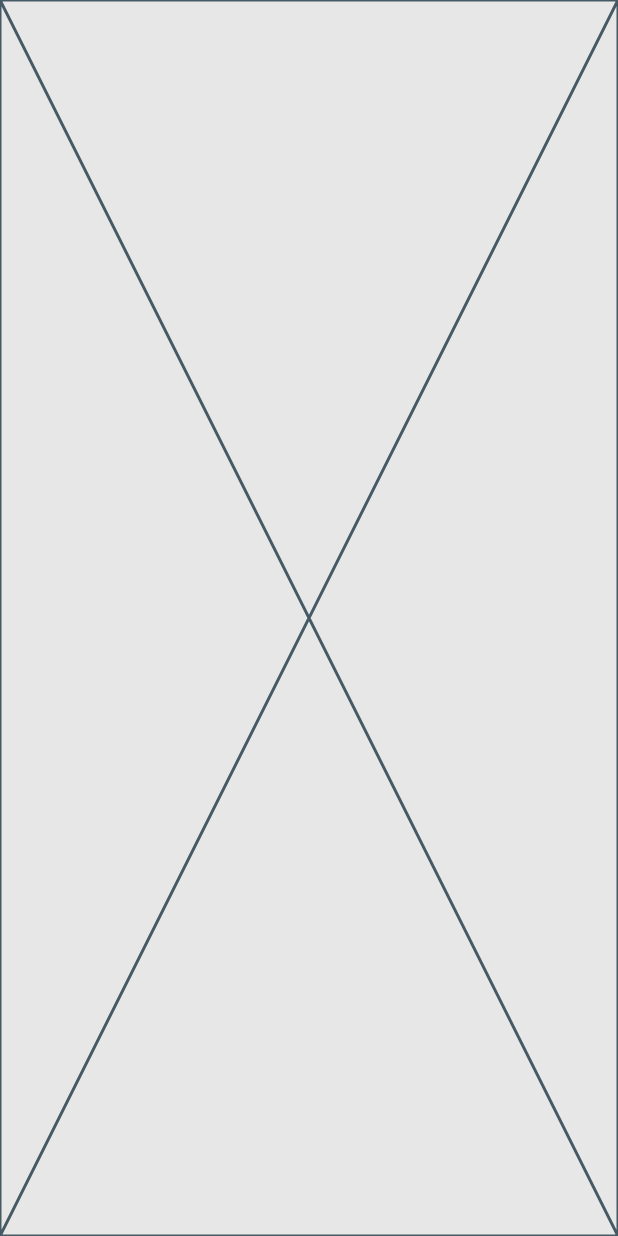
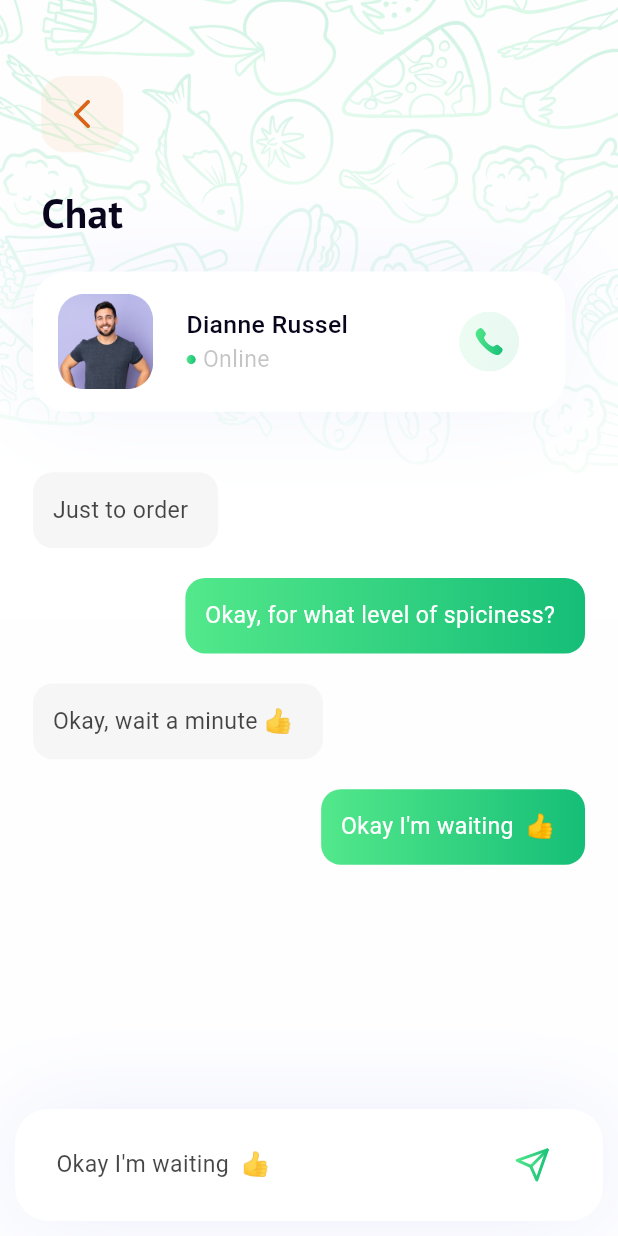
Before and after one commit to msx-git/flutter_day_6, a Flutter app: the screen it shows after launch, after a tap on an icon or button, on a phone screen of 412 x 824 dp. Run offline on Flutter 3.47's test engine with Material 3 defaults, Android fonts, the phone set to English and light mode, and no system bars; our stand-ins replace flutter_screenutil, flutter_svg, google_fonts.

Commit message:
Ui 3 is done.

```diff
--- a/lib/ui/ui_3/ui_3.dart
+++ b/lib/ui/ui_3/ui_3.dart
@@ -1,10 +1,97 @@
 import 'package:flutter/material.dart';
+import 'package:flutter_day_6/ui/ui_3/widgets/message.dart';
+import 'package:flutter_day_6/ui/ui_3/widgets/user_item_chat.dart';
+import 'package:flutter_screenutil/flutter_screenutil.dart';
+import 'package:flutter_svg/flutter_svg.dart';
+import 'package:google_fonts/google_fonts.dart';
 
 class Ui3 extends StatelessWidget {
   const Ui3({super.key});
 
   @override
   Widget build(BuildContext context) {
-    return const Placeholder();
+    return Scaffold(
+      body: Container(
+        width: 375.w,
+        height: 812.h,
+        decoration: const BoxDecoration(
+          image: DecorationImage(
+              image: AssetImage('assets/images/b2.png'), fit: BoxFit.cover),
+        ),
+        child: Column(
+          crossAxisAlignment: CrossAxisAlignment.start,
+          children: [
+            SizedBox(height: 50.h),
+            Container(
+              width: 50.w,
+              height: 50.h,
+              margin: EdgeInsets.only(left: 25.w),
+              decoration: BoxDecoration(
+                borderRadius: BorderRadius.circular(15.r),
+                color: const Color(0xffF9A84D).withOpacity(0.1),
+              ),
+              alignment: Alignment.center,
+              child: const Icon(
+                Icons.arrow_back_ios_rounded,
+                color: Color(0xffDA6317),
+              ),
+            ),
+            Padding(
+              padding: EdgeInsets.only(left: 25.w, top: 20.h),
+              child: Text(
+                'Chat',
+                style: GoogleFonts.ptSans(
+                  color: const Color(0xff09051C),
+                  fontSize: 25.sp,
+                  fontWeight: FontWeight.w800,
+                ),
+              ),
+            ),
+            const UserItemChat(
+                name: 'Dianne Russel',
+                lastMessage: 'Online',
+                time: 'time',
+                image: 'anamwp'),
+            const Message(message: 'Just to order', fromSelf: false),
+            const Message(
+                message: 'Okay, for what level of spiciness?', fromSelf: true),
+            const Message(message: 'Okay, wait a minute 👍', fromSelf: false),
+            const Message(message: 'Okay I\'m waiting  👍', fromSelf: true),
+            const Expanded(child: SizedBox()),
+            Container(
+              margin: const EdgeInsets.all(10),
+              padding: EdgeInsets.only(
+                left: 25.w,
+                right: 32.w,
+                top: 25.h,
+                bottom: 25.h,
+              ),
+              decoration: BoxDecoration(
+                  color: Colors.white,
+                  borderRadius: BorderRadius.circular(22.r),
+                  boxShadow: [
+                    BoxShadow(
+                      color: const Color(0xff5A6CEA).withOpacity(0.1),
+                      blurRadius: 50.r,
+                    )
+                  ]),
+              child: Row(
+                mainAxisAlignment: MainAxisAlignment.spaceBetween,
+                children: [
+                  Text(
+                    'Okay I\'m waiting  👍',
+                    style: TextStyle(
+                      color: const Color(0xff181818).withOpacity(0.8),
+                      fontSize: 14.sp,
+                    ),
+                  ),
+                  SvgPicture.asset('assets/icons/ui_3_icons/send_chat.svg')
+                ],
+              ),
+            )
+          ],
+        ),
+      ),
+    );
   }
 }
--- /dev/null
+++ b/lib/ui/ui_3/widgets/message.dart
@@ -0,0 +1,39 @@
+import 'package:flutter/material.dart';
+import 'package:flutter_screenutil/flutter_screenutil.dart';
+
+class Message extends StatelessWidget {
+  const Message({super.key, required this.message, required this.fromSelf});
+
+  final String message;
+  final bool fromSelf;
+
+  @override
+  Widget build(BuildContext context) {
+    return Row(
+      mainAxisAlignment:
+          fromSelf ? MainAxisAlignment.end : MainAxisAlignment.start,
+      children: [
+        Container(
+          margin: EdgeInsets.symmetric(horizontal: 20.w, vertical: 10),
+          padding:
+              EdgeInsets.only(left: 12.w, bottom: 14.h, top: 14.h, right: 20),
+          decoration: BoxDecoration(
+            borderRadius: BorderRadius.circular(13.r),
+            gradient: LinearGradient(
+              colors: fromSelf
+                  ? [Color(0xff53E88B), Color(0xff15BE77)]
+                  : [Color(0xffF6F6F6), Color(0xffF6F6F6)],
+            ),
+          ),
+          child: Text(
+            message,
+            style: TextStyle(
+              fontSize: 14.sp,
+              color: fromSelf ? Colors.white : Color(0xff181818).withOpacity(0.8),
+            ),
+          ),
+        ),
+      ],
+    );
+  }
+}
--- /dev/null
+++ b/lib/ui/ui_3/widgets/user_item_chat.dart
@@ -0,0 +1,88 @@
+import 'package:flutter/material.dart';
+import 'package:flutter_screenutil/flutter_screenutil.dart';
+import 'package:flutter_svg/flutter_svg.dart';
+
+class UserItemChat extends StatelessWidget {
+  const UserItemChat(
+      {super.key,
+      required this.name,
+      required this.lastMessage,
+      required this.time,
+      required this.image});
+
+  final String name;
+  final String lastMessage;
+  final String time;
+
+  final String image;
+
+  @override
+  Widget build(BuildContext context) {
+    return Container(
+      margin: EdgeInsets.only(left: 20.w, right: 32.w, top: 20.h, bottom: 30.h),
+      padding:
+          EdgeInsets.only(left: 13.w, right: 28.w, bottom: 15.h, top: 15.h),
+      decoration: BoxDecoration(
+        borderRadius: BorderRadius.circular(22.r),
+        color: Colors.white,
+        boxShadow: [
+          BoxShadow(
+            color: const Color(0xff5A6CEA).withOpacity(0.07),
+            blurRadius: 50.r,
+          ),
+        ],
+      ),
+      child: Row(
+        //crossAxisAlignment: CrossAxisAlignment.start,
+        children: [
+          Image.asset(
+            'assets/images/$image.png',
+            height: 62.h,
+            width: 62.w,
+          ),
+          SizedBox(width: 18.w),
+          Expanded(
+            child: Column(
+              crossAxisAlignment: CrossAxisAlignment.start,
+              mainAxisAlignment: MainAxisAlignment.center,
+              children: [
+                Text(
+                  name,
+                  style: TextStyle(
+                      fontWeight: FontWeight.w500,
+                      fontSize: 15.sp,
+                      color: const Color(0xff09051C)),
+                ),
+                Row(
+                  mainAxisSize: MainAxisSize.min,
+                  children: [
+                    Container(
+                      width: 6.w,
+                      height: 6.h,
+                      decoration: const BoxDecoration(
+                        shape: BoxShape.circle,
+                        gradient: LinearGradient(colors: [
+                          Color(0xff53E88B),
+                          Color(0xff15BE77),
+                        ]),
+                      ),
+                    ),
+                    SizedBox(width: 4.w),
+                    Text(
+                      lastMessage,
+                      style: TextStyle(
+                        color: const Color(0xff3B3B3B).withOpacity(0.3),
+                        fontSize: 14.sp,
+                      ),
+                    ),
+                  ],
+                ),
+              ],
+            ),
+          ),
+          SvgPicture.asset('assets/icons/ui_3_icons/call.svg')
+        ],
+      ),
+    );
+  }
+}
```
Also changed, not shown: assets/icons/ui_3_icons/call.svg (added), assets/icons/ui_3_icons/send_chat.svg (added).
